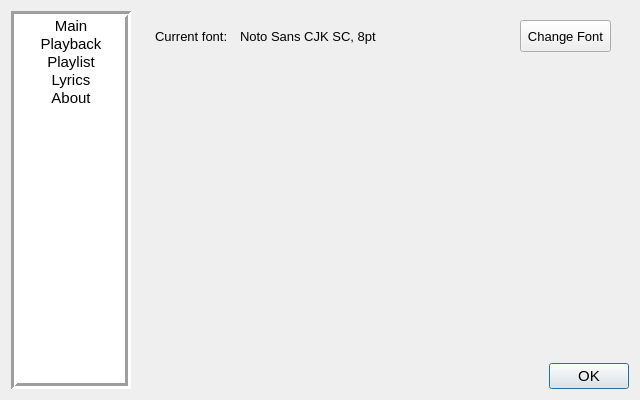
The window that source/ui/configwindow/tp_configwindow.ui (ZXfkSIE/ThousandPlayer) describes before a commit, drawn with Qt 5.
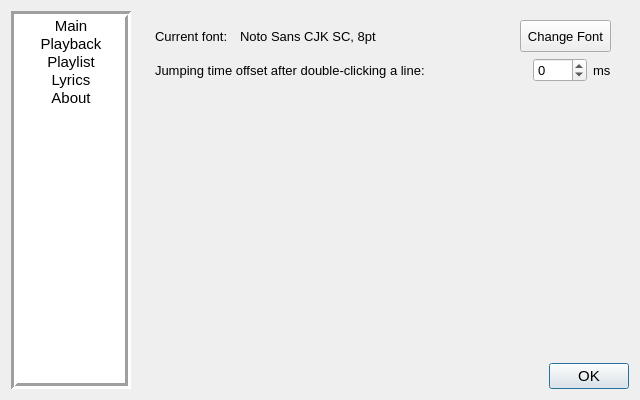
The same window after the commit.

Commit message: fix a bug about changing font of QListWidget. update screenshot. clean project

```diff
--- a/source/ui/configwindow/tp_configwindow.ui
+++ b/source/ui/configwindow/tp_configwindow.ui
@@ -1014,6 +1014,73 @@
             </layout>
            </widget>
           </item>
+          <item>
+           <widget class="QWidget" name="container_JumpingTimeOffset" native="true">
+            <layout class="QHBoxLayout" name="horizontalLayout_12">
+             <property name="topMargin">
+              <number>0</number>
+             </property>
+             <property name="bottomMargin">
+              <number>0</number>
+             </property>
+             <item>
+              <widget class="QLabel" name="label_JumpingTimeOffset">
+               <property name="font">
+                <font>
+                 <pointsize>10</pointsize>
+                </font>
+               </property>
+               <property name="text">
+                <string>Jumping time offset after double-clicking a line:</string>
+               </property>
+              </widget>
+             </item>
+             <item>
+              <spacer name="horizontalSpacer_3">
+               <property name="orientation">
+                <enum>Qt::Horizontal</enum>
+               </property>
+               <property name="sizeHint" stdset="0">
+                <size>
+                 <width>40</width>
+                 <height>20</height>
+                </size>
+               </property>
+              </spacer>
+             </item>
+             <item>
+              <widget class="QSpinBox" name="spinBox_JumpingTimeOffset">
+               <property name="font">
+                <font>
+                 <pointsize>10</pointsize>
+                </font>
+               </property>
+               <property name="minimum">
+                <number>-999</number>
+               </property>
+               <property name="maximum">
+                <number>999</number>
+               </property>
+               <property name="singleStep">
+                <number>10</number>
+               </property>
+              </widget>
+             </item>
+             <item>
+              <widget class="QLabel" name="label_ms">
+               <property name="font">
+                <font>
+                 <pointsize>10</pointsize>
+                </font>
+               </property>
+               <property name="text">
+                <string>ms</string>
+               </property>
+              </widget>
+             </item>
+            </layout>
+           </widget>
+          </item>
           <item>
            <spacer name="verticalSpacer_4">
             <property name="orientation">
```
Left out of the diff: 43 changed lines with no effect on the pictures. The commit also changes 19 other files.
